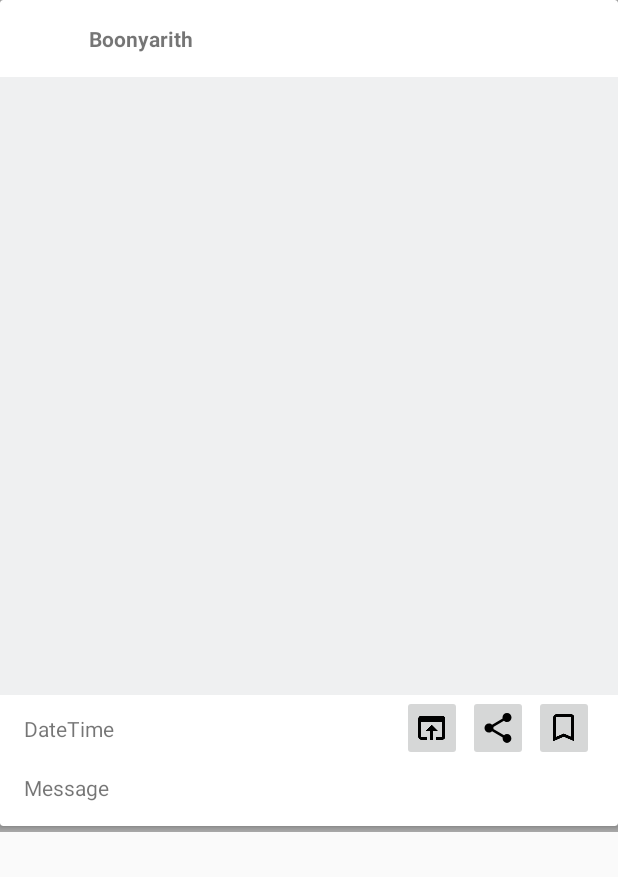
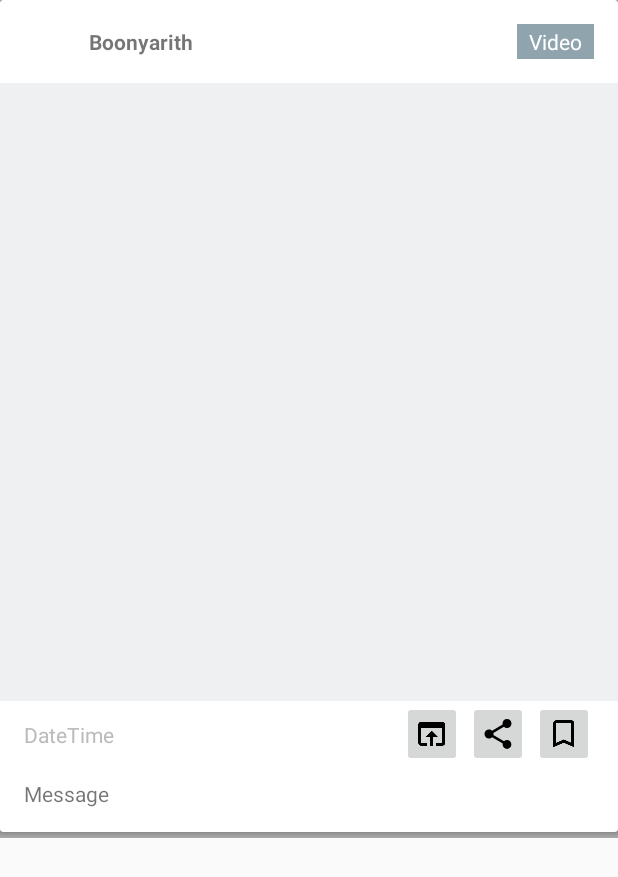
Before and after one commit to chin8628/final_project_android, an Android app: the layout facebook_layout.xml on its own in the app's theme, with its tools: preview values and no code run, on a phone screen of 412 x 824 dp. Shown: the top 877 px of the screen. Run offline under Robolectric (Android 15) with nearby library versions, the phone set to English and light mode, and no system bars.

Commit message:
Support video content

```diff
--- a/app/src/main/res/layout/facebook_layout.xml
+++ b/app/src/main/res/layout/facebook_layout.xml
@@ -60,6 +60,24 @@
                     app:layout_constraintTop_toTopOf="parent"
                     tools:text="Boonyarith" />
 
+                <TextView
+                    android:id="@+id/tag_content"
+                    android:layout_width="wrap_content"
+                    android:layout_height="wrap_content"
+                    android:layout_marginBottom="12dp"
+                    android:layout_marginEnd="16dp"
+                    android:layout_marginTop="12dp"
+                    android:background="#90A4AE"
+                    android:paddingBottom="2dp"
+                    android:paddingLeft="8dp"
+                    android:paddingRight="8dp"
+                    android:paddingTop="2dp"
+                    android:textColor="@android:color/white"
+                    app:layout_constraintBottom_toBottomOf="parent"
+                    app:layout_constraintEnd_toEndOf="parent"
+                    app:layout_constraintTop_toTopOf="parent"
+                    tools:text="Video" />
+
             </android.support.constraint.ConstraintLayout>
 
             <ImageView
@@ -95,7 +113,8 @@
                     app:layout_constraintBottom_toBottomOf="parent"
                     app:layout_constraintEnd_toEndOf="parent"
                     app:layout_constraintTop_toTopOf="parent"
-                    app:srcCompat="@mipmap/ic_bookmark_border_black_24dp" />
+                    app:srcCompat="@mipmap/ic_bookmark_border_black_24dp"
+                    android:contentDescription="@string/content_description" />
 
                 <ImageButton
                     android:id="@+id/shareBtn"
@@ -104,6 +123,7 @@
                     android:layout_marginEnd="4dp"
                     android:paddingLeft="8dp"
                     android:paddingRight="8dp"
+                    android:contentDescription="@string/content_description"
                     app:layout_constraintBottom_toBottomOf="parent"
                     app:layout_constraintEnd_toStartOf="@+id/bookmarkBtn"
                     app:layout_constraintTop_toTopOf="parent"
@@ -116,6 +136,7 @@
                     android:layout_marginEnd="4dp"
                     android:paddingLeft="8dp"
                     android:paddingRight="8dp"
+                    android:contentDescription="@string/content_description"
                     app:layout_constraintBottom_toBottomOf="parent"
                     app:layout_constraintEnd_toStartOf="@+id/shareBtn"
                     app:layout_constraintTop_toTopOf="parent"
@@ -128,6 +149,7 @@
                     android:layout_marginBottom="8dp"
                     android:layout_marginStart="16dp"
                     android:layout_marginTop="8dp"
+                    android:textColor="#BBB"
                     app:layout_constraintBottom_toBottomOf="parent"
                     app:layout_constraintStart_toStartOf="parent"
                     app:layout_constraintTop_toTopOf="parent"
```
Also changed, not shown: app/src/main/java/kmitl/fina/boonyarith58070077/bnk48feed/PostAdapter.java (+17 -2 lines).
